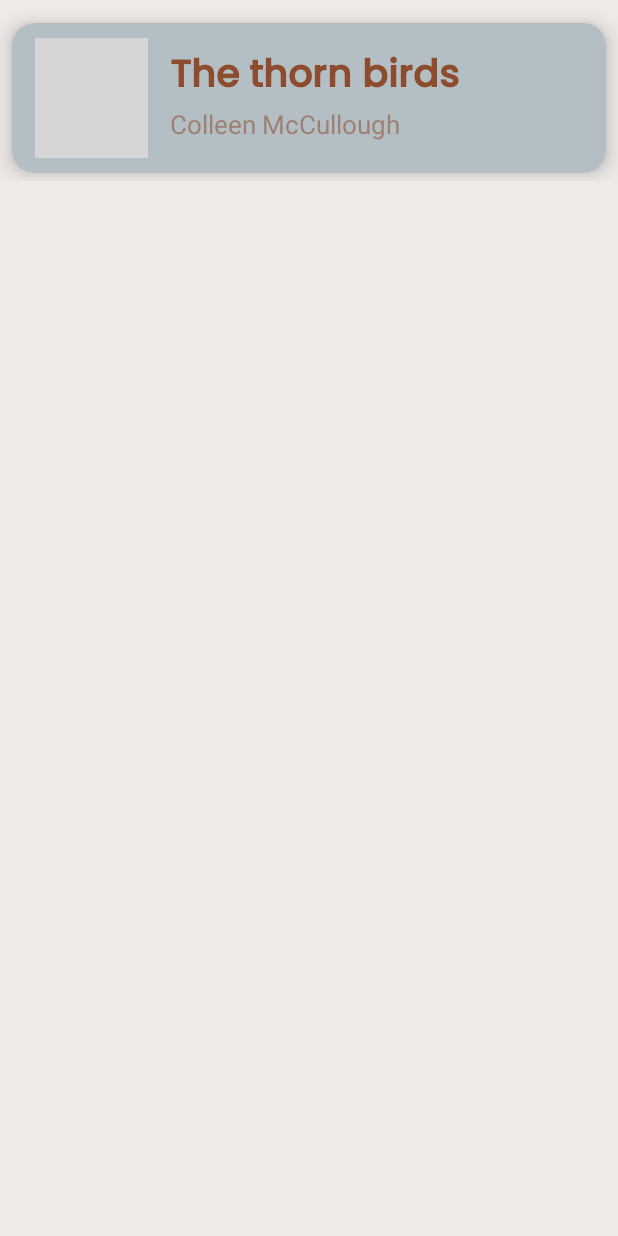
After one commit to nguyetha79/BookTrackerApp, an Android app: the layout book_item_model.xml on its own in the app's theme, with its tools: preview values and no code run, on a phone screen of 412 x 824 dp. The commit adds this screen. Run offline under Robolectric (Android 15) with nearby library versions, the phone set to English and light mode, and no system bars; grey boxes are pictures that could not be loaded.

Commit message:
update bookModel + gradle + manifest

```diff
--- a/app/build.gradle
+++ b/app/build.gradle
@@ -29,7 +29,10 @@ android {
 
 dependencies {
 
-    implementation 'androidx.appcompat:appcompat:1.5.1'
+    implementation 'androidx.swiperefreshlayout:swiperefreshlayout:1.1.0'
+    implementation 'androidx.appcompat:appcompat:1.4.2'
+    implementation 'com.android.volley:volley:1.2.1'
+    implementation 'com.squareup.picasso:picasso:2.8'
     implementation 'com.google.android.material:material:1.6.1'
     implementation 'androidx.constraintlayout:constraintlayout:2.1.4'
     testImplementation 'junit:junit:4.13.2'
--- a/app/src/main/AndroidManifest.xml
+++ b/app/src/main/AndroidManifest.xml
@@ -3,8 +3,11 @@
     xmlns:tools="http://schemas.android.com/tools"
     package="de.ur.mi.android.booktrackerapp">
 
+    <uses-permission android:name="android.permission.INTERNET" />
+
     <application
         android:allowBackup="true"
+        android:usesCleartextTraffic="true"
         android:dataExtractionRules="@xml/data_extraction_rules"
         android:fullBackupContent="@xml/backup_rules"
         android:icon="@mipmap/ic_launcher"
--- a/app/src/main/res/layout/activity_main.xml
+++ b/app/src/main/res/layout/activity_main.xml
@@ -51,7 +51,7 @@
         app:srcCompat="@drawable/_903245_book_love_icon" />
 
     <Button
-        android:id="@+id/button"
+        android:id="@+id/btn_continue"
         android:layout_width="138dp"
         android:layout_height="48dp"
         android:layout_marginBottom="196dp"
--- /dev/null
+++ b/app/src/main/res/layout/book_item_model.xml
@@ -0,0 +1,63 @@
+<?xml version="1.0" encoding="utf-8"?>
+<LinearLayout
+    xmlns:android="http://schemas.android.com/apk/res/android"
+    xmlns:app="http://schemas.android.com/apk/res-auto"
+    xmlns:tools="http://schemas.android.com/tools"
+    android:orientation="vertical"
+    android:id="@+id/main_layout"
+    android:layout_width="match_parent"
+    android:layout_height="wrap_content">
+
+    <androidx.cardview.widget.CardView
+        android:layout_width="match_parent"
+        android:layout_height="wrap_content"
+        android:layout_marginTop="15dp"
+        android:layout_marginBottom="5dp"
+        android:layout_marginStart="8dp"
+        android:layout_marginEnd="8dp"
+        app:cardBackgroundColor="@color/cardview_bgr_color"
+        app:cardCornerRadius="15dp"
+        app:cardElevation="8dp">
+
+        <RelativeLayout
+            android:layout_width="match_parent"
+            android:layout_height="match_parent">
+
+            <ImageView
+                android:id="@+id/iv_icon"
+                android:layout_width="75dp"
+                android:layout_height="80dp"
+                android:layout_marginStart="15dp"
+                android:layout_marginTop="10dp"
+                android:layout_marginBottom="10dp"
+                tools:srcCompat="@tools:sample/avatars" />
+
+            <TextView
+                android:id="@+id/tv_title"
+                android:layout_width="wrap_content"
+                android:layout_height="wrap_content"
+                android:layout_marginStart="100dp"
+                android:layout_marginTop="10dp"
+                android:fontFamily="@font/poppins_medium"
+                android:padding="5dp"
+                android:text="@string/book_title"
+                android:textAlignment="center"
+                android:textColor="@color/rust"
+                android:textSize="25sp"
+                android:textStyle="bold" />
+
+            <TextView
+                android:id="@+id/tv_author"
+                android:layout_width="wrap_content"
+                android:layout_height="wrap_content"
+                android:layout_marginStart="100dp"
+                android:layout_marginTop="50dp"
+                android:padding="5dp"
+                android:text="@string/book_author"
+                android:textAlignment="center"
+                android:textColor="@color/author_color"
+                android:textSize="17sp" />
+
+        </RelativeLayout>
+    </androidx.cardview.widget.CardView>
+</LinearLayout>
--- a/app/src/main/res/values/colors.xml
+++ b/app/src/main/res/values/colors.xml
@@ -10,6 +10,8 @@
 
     <color name="bgr_color">#EEEAE7</color>
     <color name="rust">#8D4C2E</color>
+    <color name="cardview_bgr_color">#B4BFC5</color>
+    <color name="author_color">#8C8D4C2E</color>
 
 
 
--- a/app/src/main/res/values/strings.xml
+++ b/app/src/main/res/values/strings.xml
@@ -11,6 +11,7 @@
     <string name="my_library">My Library</string>
     <string name="book_title">The thorn birds</string>
     <string name="book_author">Colleen McCullough</string>
+    <string name="book_num_pages">692</string>
 
 
     <string name="tv_title">Title</string>
```
Also changed, not shown: app/src/main/java/de/ur/mi/android/booktrackerapp/BookItemModel.java (added, +70 -0 lines), app/src/main/java/de/ur/mi/android/booktrackerapp/MainActivity.java (+9 -1 lines), app/src/main/res/layout/activity_show_all_books.xml (+13 -1 lines).
